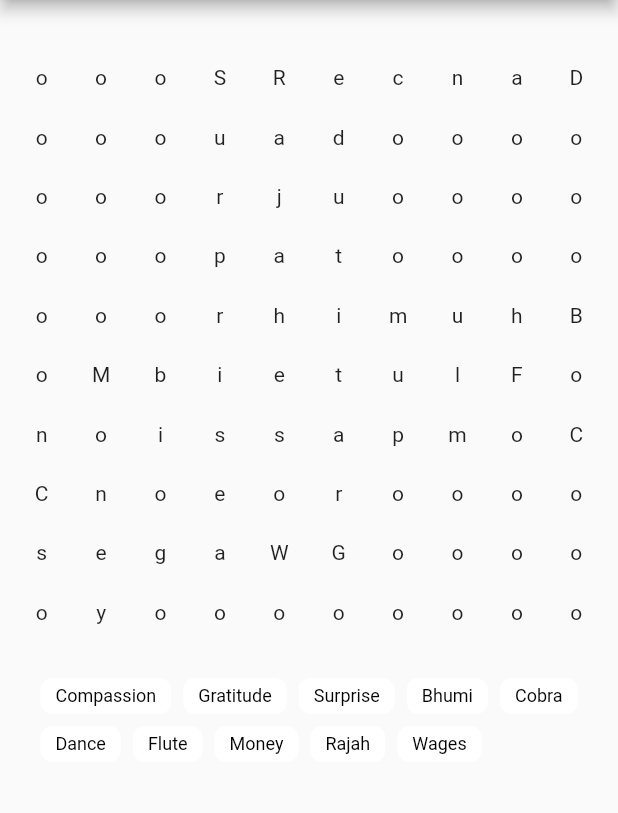
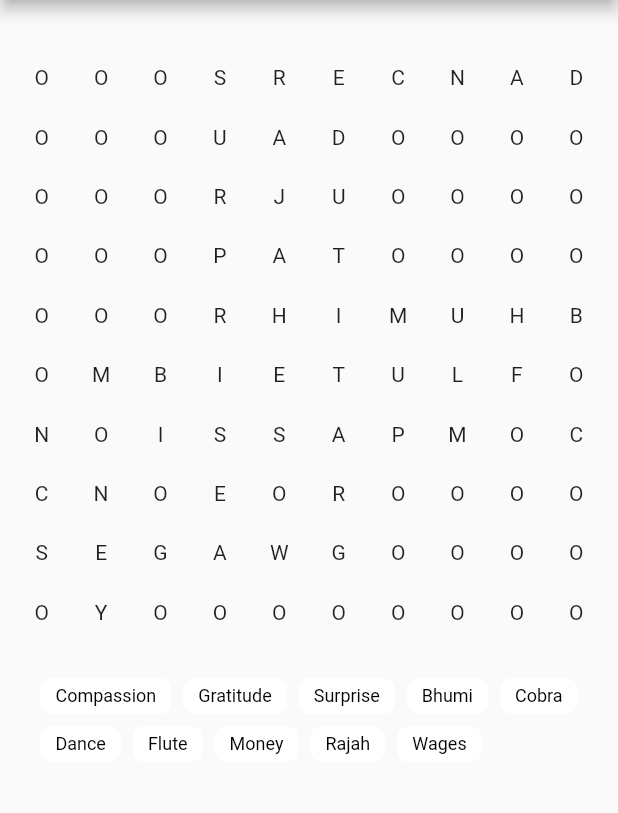
Before and after one commit to Joran-Dob/word_searcher, a Flutter app: the screen it shows after launch, on a phone screen of 412 x 824 dp, the part 84-897 px from its top. Run offline on Flutter 3.47's test engine with Material 2 defaults, Android fonts, the phone set to English and light mode, and no system bars; our stand-ins replace bloc, flutter_bloc.

Commit message:
Made some minor style improvements.

```diff
--- a/word_searcher/lib/src/word_searcher.dart
+++ b/word_searcher/lib/src/word_searcher.dart
@@ -86,7 +86,7 @@ class _WordSearcherState extends State<_WordSearcher> {
                                       child: Container(
                                         height: 50,
                                         child: Center(
-                                          child: Text(item),
+                                          child: Text(item.toUpperCase()),
                                         ),
                                       ),
                                     ),
@@ -163,7 +163,7 @@ class _DrawOverlayState extends State<_DrawOverlay> {
   List<_DrawnLine> lines = <_DrawnLine>[];
   _DrawnLine line = _DrawnLine([], Colors.black, 2);
   Color selectedColor = Colors.black;
-  double selectedWidth = 20;
+  double selectedWidth = 30;
 
   StreamController<List<_DrawnLine>> linesStreamController =
       StreamController<List<_DrawnLine>>.broadcast();
@@ -224,7 +224,7 @@ class _DrawOverlayState extends State<_DrawOverlay> {
   void onPanStart(DragStartDetails details) {
     final box = context.findRenderObject()! as RenderBox;
     final point = box.globalToLocal(details.globalPosition);
-    selectedColor = Color((math.Random().nextDouble() * 0xFFFFFF).toInt()).withOpacity(0.2);
+    selectedColor = Color((math.Random().nextDouble() * 0xFFFFFF).toInt()).withOpacity(0.4);
     line = _DrawnLine([point], selectedColor, selectedWidth);
   }
 
```
